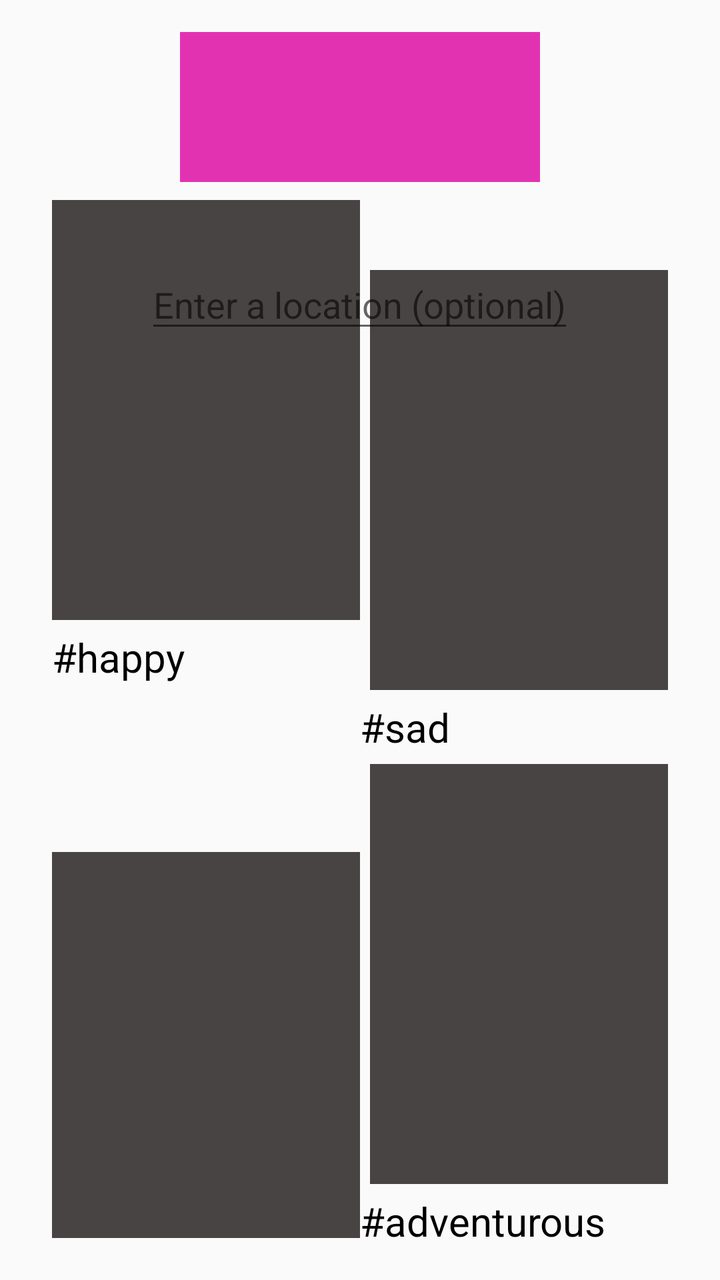
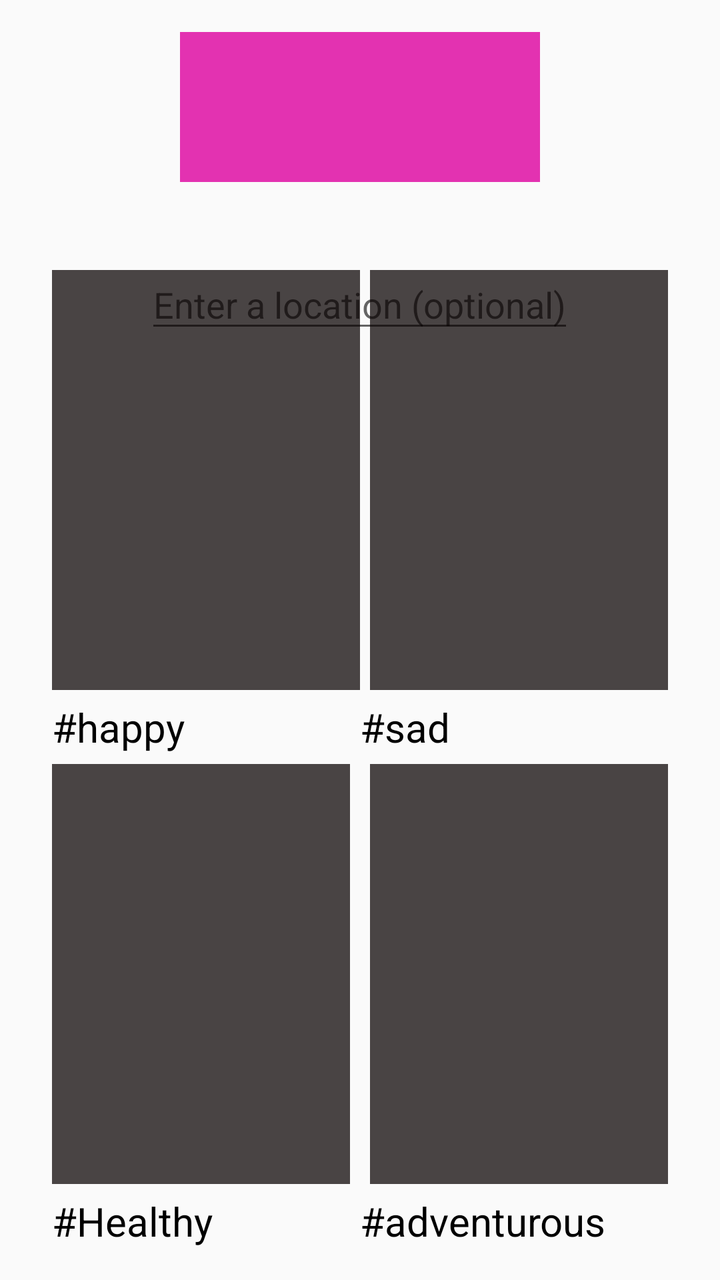

An Android layout rendered at two revisions. The XML below is the earlier revision; the diff shows what the commit changed to produce the second picture.
<!-- AndroidManifest.xml: application theme AppTheme -->
<!-- res/layout/activity_main.xml -->
<?xml version="1.0" encoding="utf-8"?>
<RelativeLayout xmlns:android="http://schemas.android.com/apk/res/android"
    xmlns:tools="http://schemas.android.com/tools"
    android:layout_width="match_parent"
    android:layout_height="match_parent"
    android:paddingBottom="@dimen/activity_vertical_margin"
    android:paddingLeft="@dimen/activity_horizontal_margin"
    android:paddingRight="@dimen/activity_horizontal_margin"
    android:paddingTop="@dimen/activity_vertical_margin"
    tools:context="com.example.rui.location.MainActivity">

    <TextView
        android:layout_width="wrap_content"
        android:layout_height="wrap_content"
        android:text=""
        android:adjustViewBounds="true"
        android:id="@+id/textLocation" />

    <TextView
        android:layout_width="wrap_content"
        android:layout_height="wrap_content"
        android:text=""
        android:adjustViewBounds="true"
        android:id="@+id/connection" />

    <EditText
        android:layout_width="wrap_content"
        android:layout_height="wrap_content"
        android:id="@+id/inputLocation"
        android:layout_marginTop="39dp"
        android:hint="Enter a location (optional)"
        android:layout_below="@+id/logo"
        android:adjustViewBounds="true"
        android:layout_centerHorizontal="true"/>

    <ImageView
        android:layout_width="wrap_content"
        android:layout_height="wrap_content"
        android:id="@+id/logo"
        android:layout_row="0"
        android:layout_column="3"
        android:background="#d2df08a2"
        android:minHeight="75dp"
        android:minWidth="180dp"
        android:adjustViewBounds="true"
        android:layout_alignParentTop="true"
        android:layout_centerHorizontal="true" />

    <LinearLayout
        android:id="@+id/firstLayout"
        android:layout_width="match_parent"
        android:layout_height="fill_parent"
        android:layout_toLeftOf="@+id/secondView"
        android:orientation="vertical"
        android:nestedScrollingEnabled="true"
        android:minHeight="0dp"
        android:minWidth="0dp"
        android:paddingLeft="10dp"
        android:gravity="bottom"
        android:weightSum="1">

        <ImageButton
            android:layout_width="fill_parent"
            android:layout_height="wrap_content"
            android:id="@+id/mood1"
            android:background="#b9080000"
            android:minWidth="265dp"
            android:minHeight="210dp"
            android:adjustViewBounds="true"
            android:gravity="bottom"
            android:textColor="#ffffff"
            android:layout_marginTop="84dp"
            android:layout_marginBottom="5dp"
            android:onClick="buttonClicked"/>
        <TextView
            android:layout_width="match_parent"
            android:layout_height="wrap_content"
            android:text="#happy"
            android:textColor="#000000"
            android:id="@+id/buttonOneText"
            android:textSize="20sp"

            />
        <ImageButton
            android:layout_width="fill_parent"
            android:layout_height="wrap_content"
            android:id="@+id/mood4"
            android:background="#b9080000"
            android:minWidth="265dp"
            android:minHeight="210dp"
            android:adjustViewBounds="true"
            android:textColor="#ffffff"
            android:layout_marginTop="84dp"
            android:layout_marginBottom="5dp"
            android:onClick="buttonClicked"/>
        <TextView
            android:layout_width="match_parent"
            android:layout_height="wrap_content"
            android:text="#Healthy"
            android:id="@+id/buttonFourText"
            android:textColor="#000000"
            android:textSize="20sp"

            />

    </LinearLayout>

    <View
        android:id="@+id/secondView"
        android:layout_width="0dp"
        android:layout_height="match_parent"
        android:layout_centerHorizontal="true" />

    <LinearLayout
        android:id="@+id/thirdLayout"
        android:layout_width="match_parent"
        android:layout_height="fill_parent"
        android:layout_toRightOf="@+id/secondView"
        android:orientation="vertical"
        android:paddingRight="10dp"
        android:gravity="bottom">

        <ImageButton
            android:layout_width="fill_parent"
            android:layout_height="wrap_content"
            android:id="@+id/mood2"
            android:background="#b9080000"
            android:minWidth="265dp"
            android:minHeight="210dp"
            android:layout_alignTop="@+id/mood1"
            android:layout_alignParentEnd="true"
            android:text="#Sad"
            android:adjustViewBounds="true"
            android:textSize="50px"
            android:textColor="#ffffff"
            android:layout_marginLeft="5dp"
            android:layout_marginTop="84dp"
            android:layout_marginBottom="5dp"
            android:onClick="buttonClicked"/>
        <TextView
            android:layout_width="match_parent"
            android:layout_height="wrap_content"
            android:text="#sad"
            android:textColor="#000000"
            android:id="@+id/buttonTwoText"
            android:textSize="20sp"

            />

        <ImageButton
            android:layout_width="fill_parent"
            android:layout_height="wrap_content"
            android:id="@+id/mood3"
            android:background="#b9080000"
            android:minWidth="265dp"
            android:minHeight="210dp"
            android:layout_alignTop="@+id/mood4"
            android:layout_alignParentEnd="true"
            android:textSize="50px"
            android:adjustViewBounds="true"
            android:text="#Adventurous"
            android:textColor="#fffefe"
            android:layout_marginLeft="5dp"
            android:layout_marginTop="5dp"
            android:layout_marginBottom="5dp"
            android:onClick="buttonClicked"/>
        <TextView
            android:layout_width="match_parent"
            android:layout_height="wrap_content"
            android:id="@+id/buttonThreeText"
            android:text="#adventurous"
            android:textColor="#000000"
            android:textSize="20sp"

            />

    </LinearLayout>

</RelativeLayout>
<!-- resources referenced by this layout -->
<resources>
  <dimen name="activity_horizontal_margin">16dp</dimen>
  <dimen name="activity_vertical_margin">16dp</dimen>
  <style name="AppTheme" parent="Theme.AppCompat.Light.DarkActionBar">
          
          <item name="colorPrimary">@color/colorPrimary</item>
          <item name="colorPrimaryDark">@color/colorPrimaryDark</item>
          <item name="colorAccent">@color/colorAccent</item>
      </style>
  <color name="colorPrimary">#3F51B5</color>
  <color name="colorPrimaryDark">#303F9F</color>
  <color name="colorAccent">#FF4081</color>
</resources>

<!-- the commit's change to res/layout/activity_main.xml (unified diff, before → after) -->
@@ -8,20 +8,6 @@
     android:paddingRight="@dimen/activity_horizontal_margin"
     android:paddingTop="@dimen/activity_vertical_margin"
     tools:context="com.example.rui.location.MainActivity">
-
-    <TextView
-        android:layout_width="wrap_content"
-        android:layout_height="wrap_content"
-        android:text=""
-        android:adjustViewBounds="true"
-        android:id="@+id/textLocation" />
-
-    <TextView
-        android:layout_width="wrap_content"
-        android:layout_height="wrap_content"
-        android:text=""
-        android:adjustViewBounds="true"
-        android:id="@+id/connection" />
 
     <EditText
         android:layout_width="wrap_content"
@@ -90,9 +76,10 @@
             android:minHeight="210dp"
             android:adjustViewBounds="true"
             android:textColor="#ffffff"
-            android:layout_marginTop="84dp"
+            android:layout_marginTop="5dp"
             android:layout_marginBottom="5dp"
-            android:onClick="buttonClicked"/>
+            android:onClick="buttonClicked"
+            android:layout_marginRight="5dp" />
         <TextView
             android:layout_width="match_parent"
             android:layout_height="wrap_content"
